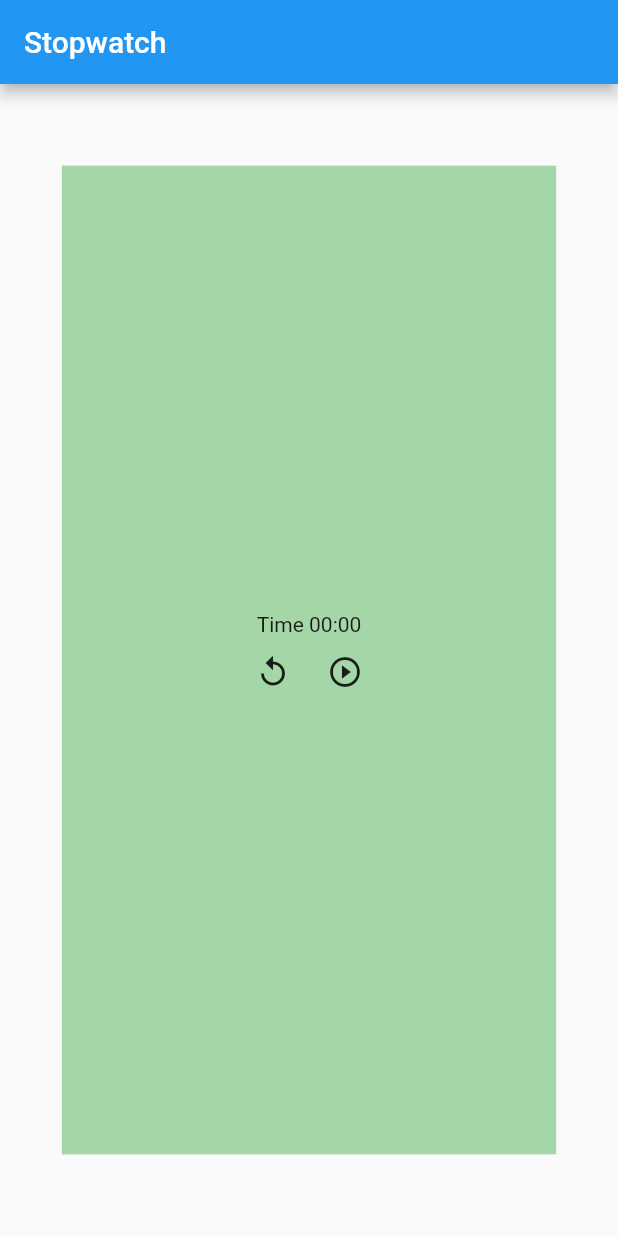
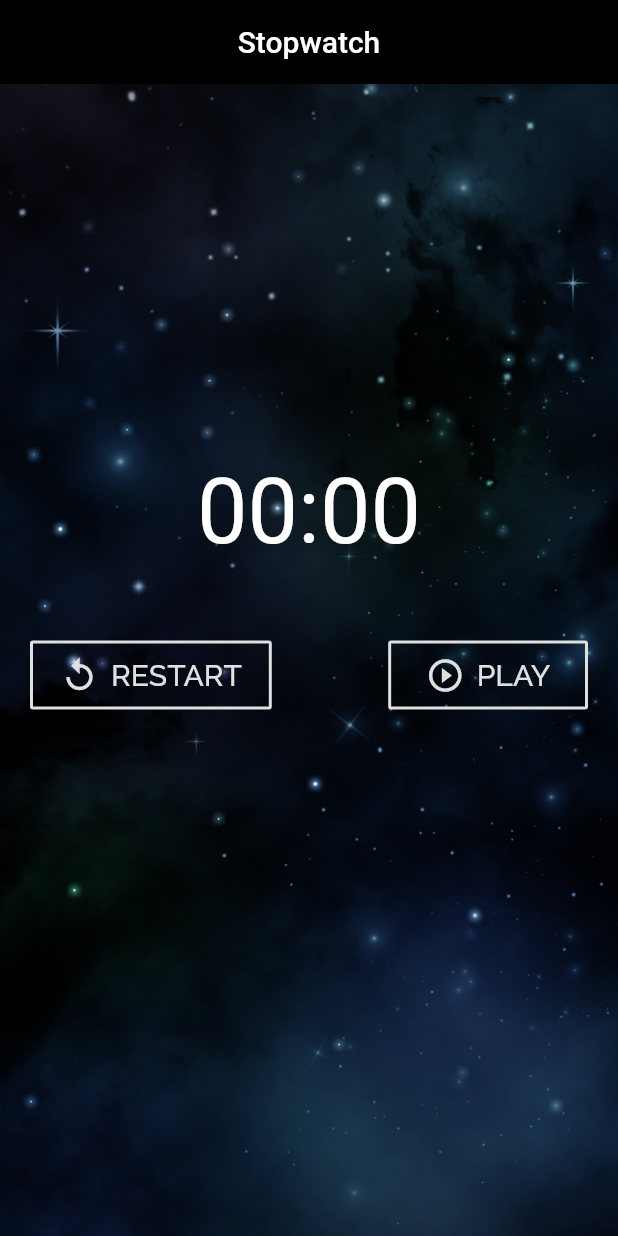
Before and after one commit to rafacoelho4/Stopwatch, a Flutter app: the screen it shows after launch, on a phone screen of 412 x 824 dp. Run offline on Flutter 3.47's test engine with Material 2 defaults, Android fonts, the phone set to English and light mode, and no system bars; our stand-ins replace google_fonts.

```diff
--- a/stopwatch/lib/main.dart
+++ b/stopwatch/lib/main.dart
@@ -1,5 +1,6 @@
 import 'package:flutter/material.dart';
 import 'package:stopwatch/stopwatch.dart';
+import 'package:google_fonts/google_fonts.dart';
 
 void main() {
   runApp(MyApp());
@@ -12,7 +13,11 @@ class MyApp extends StatelessWidget {
     return MaterialApp(
       title: 'Flutter Demo',
       theme: ThemeData(
-        primarySwatch: Colors.blue,
+        primaryColor: Colors.blue[900],
+        textTheme: GoogleFonts.russoOneTextTheme(
+          Theme.of(context).textTheme,
+        ),
+        primarySwatch: Colors.indigo,
         visualDensity: VisualDensity.adaptivePlatformDensity,
       ),
       home: Main(),
--- a/stopwatch/lib/stopwatch.dart
+++ b/stopwatch/lib/stopwatch.dart
@@ -2,6 +2,7 @@ import 'package:flutter/material.dart';
 import 'package:flutter/cupertino.dart';
 import 'dart:async';
 import 'package:intl/intl.dart';
+import 'package:google_fonts/google_fonts.dart';
 
 class Main extends StatefulWidget {
   @override
@@ -9,30 +10,41 @@ class Main extends StatefulWidget {
 }
 
 class _MainState extends State<Main> {
-  var isPlaying = false;
+  bool isPlaying = false;
   String time = '00:00';
   Timer timing;
+  DateTime data, original;
+  Duration sec = Duration(seconds: 4000);
 
   void _startClock(DateTime received) {
     setState(() {
+      // Switches the icon from 'play' to 'pause'
       isPlaying = !isPlaying;
     });
 
+    // If the clock was playing and it was just reversed, we need to stop the clock
     if (isPlaying == false) {
-      stopClock();
+      stopClock(original);
       return;
     }
 
+    // Starting a timer with a constant duration of 1 second
     const duration = const Duration(seconds: 1);
     timing = Timer.periodic(duration, (Timer t) => _getTime(received));
   }
 
   void _getTime(DateTime received) {
+    // Keeping track of the time the play/pause button was clicked
+    original = received;
+
+    int segundosPausados = sec.inSeconds;
+
     final DateTime now = DateTime.now();
 
-    int difference = now.difference(received).inSeconds;
+    int seconds = now.difference(received).inSeconds + segundosPausados;
 
-    DateTime data = DateTime.utc(2000, 1, 0, 0, 0, difference);
+    // Creating a new Date to use the format function
+    data = DateTime.utc(2000, 1, 0, 0, 0, seconds);
 
     String form = _formatDateTime(data);
     print('data: $form');
@@ -41,15 +53,34 @@ class _MainState extends State<Main> {
       time = form;
     });
 
-    // time = difference.toString();
+    // time = seconds.toString();
   }
 
   String _formatDateTime(DateTime dateTime) {
-    // return DateFormat('hh:mm:ss').format(dateTime);
+    final DateTime now = DateTime.now();
+    int minutes = now.difference(original).inMinutes;
+    print(minutes);
+
+    if (minutes > 59) return DateFormat('hh:mm:ss').format(dateTime);
+
     return DateFormat('mm:ss').format(dateTime);
   }
 
-  void stopClock() {
+  void stopClock(DateTime original) {
+    final DateTime now = DateTime.now();
+    // Keeping track of the amount of seconds there were when the clock was paused
+    int seconds = now.difference(original).inSeconds;
+
+    int prev = seconds + sec.inSeconds;
+
+    setState(() {
+      sec = Duration(seconds: prev);
+    });
+
+    print(seconds);
+    print(prev);
+
+    // Stopping the timer
     timing.cancel();
   }
 
@@ -57,6 +88,7 @@ class _MainState extends State<Main> {
     setState(() {
       time = "00:00";
       isPlaying = false;
+      sec = Duration(seconds: 0);
     });
     timing.cancel();
   }
@@ -68,36 +100,91 @@ class _MainState extends State<Main> {
     return Scaffold(
         appBar: AppBar(
           title: Text('Stopwatch'),
+          elevation: 0,
+          backgroundColor: Colors.black,
+          centerTitle: true,
         ),
         body: Center(
           child: Container(
-            width: size.width * 0.8,
-            height: size.height * 0.8,
-            color: Colors.green[200],
-            padding: EdgeInsets.all(40),
+            width: size.width,
+            height: size.height,
+            decoration: new BoxDecoration(
+              image: new DecorationImage(
+                image: AssetImage('assets/galaxy.jpg'),
+                fit: BoxFit.fitHeight,
+              ),
+            ),
+            padding: EdgeInsets.fromLTRB(20, 0, 20, 100),
             child: Column(
               mainAxisAlignment: MainAxisAlignment.center,
               crossAxisAlignment: CrossAxisAlignment.center,
               children: <Widget>[
-                Text('Time $time'),
+                Text('$time',
+                    style: TextStyle(fontSize: 60, color: Colors.white)),
+                SizedBox(
+                  height: 50.0,
+                ),
                 Row(
-                    mainAxisAlignment: MainAxisAlignment.center,
+                    mainAxisAlignment: MainAxisAlignment.spaceBetween,
                     crossAxisAlignment: CrossAxisAlignment.center,
                     children: <Widget>[
-                      IconButton(
-                        icon: Icon(Icons.replay),
+                      OutlineButton.icon(
+                        label: Text(
+                          'RESTART',
+                          style: GoogleFonts.raleway(
+                              color: Colors.grey[300],
+                              fontSize: 20,
+                              fontWeight: FontWeight.w500),
+                        ),
+                        icon: Icon(
+                          Icons.replay,
+                          color: Colors.grey[300],
+                          size: 26,
+                        ),
                         onPressed: () {
                           restartClock();
                         },
+                        splashColor: Colors.blue[900],
+                        highlightedBorderColor: Colors.blue[900],
+                        borderSide: BorderSide(
+                          color: Colors.grey[300],
+                          style: BorderStyle.solid,
+                          width: 2,
+                        ),
+                        padding: EdgeInsets.symmetric(
+                            horizontal: 20.0, vertical: 10.0),
                       ),
-                      IconButton(
+                      OutlineButton.icon(
+                        label: Text(
+                          isPlaying == false ? 'PLAY' : 'PAUSE',
+                          style: GoogleFonts.raleway(
+                              color: Colors.grey[300],
+                              fontSize: 20,
+                              fontWeight: FontWeight.w500),
+                        ),
                         icon: isPlaying == true
-                            ? Icon(Icons.pause_circle_outline)
-                            : Icon(Icons.play_circle_outline),
+                            ? Icon(
+                                Icons.pause_circle_outline,
+                                color: Colors.grey[300],
+                                size: 26,
+                              )
+                            : Icon(
+                                Icons.play_circle_outline,
+                                color: Colors.grey[300],
+                                size: 26,
+                              ),
                         onPressed: () {
                           _startClock(DateTime.now());
-                          // initState();
                         },
+                        splashColor: Colors.blue[900],
+                        highlightedBorderColor: Colors.blue[900],
+                        borderSide: BorderSide(
+                          color: Colors.grey[300],
+                          style: BorderStyle.solid,
+                          width: 2,
+                        ),
+                        padding: EdgeInsets.symmetric(
+                            horizontal: 25.0, vertical: 10.0),
                       ),
                     ])
               ],
--- a/stopwatch/pubspec.yaml
+++ b/stopwatch/pubspec.yaml
@@ -25,6 +25,7 @@ dependencies:
     sdk: flutter
 
   intl: ^0.16.1
+  google_fonts: ^1.1.0
 
 
   # The following adds the Cupertino Icons font to your application.
@@ -47,9 +48,8 @@ flutter:
   uses-material-design: true
 
   # To add assets to your application, add an assets section, like this:
-  # assets:
-  #   - images/a_dot_burr.jpeg
-  #   - images/a_dot_ham.jpeg
+  assets:
+    - assets/
 
   # An image asset can refer to one or more resolution-specific "variants", see
   # https://flutter.dev/assets-and-images/#resolution-aware.
```
Also changed, not shown: stopwatch/assets/galaxy.jpg (added), stopwatch/pubspec.lock, 1 other file.
